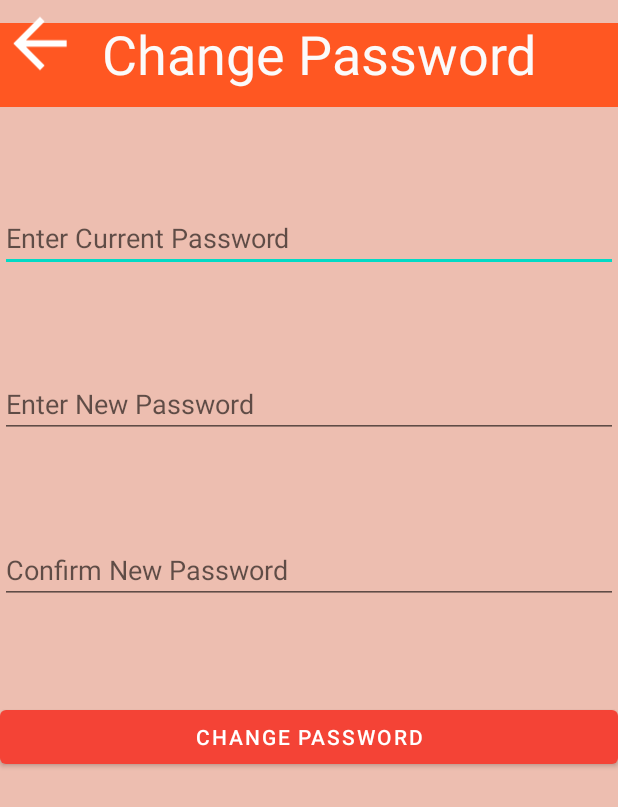
After one commit to devasriwarrier/PHMS, an Android app: the ChangePasswordActivity screen opened directly, with no data from a screen before it, on a phone screen of 412 x 824 dp. The commit adds this screen. Shown: the top 807 px of the screen. Run offline under Robolectric (Android 15) with nearby library versions, the phone set to English and light mode, and no system bars.

Commit message:
Forgot Password

```diff
--- /dev/null
+++ b/app/src/main/java/com/example/loginregistration/ChangePasswordActivity.java
@@ -0,0 +1,39 @@
+package com.example.loginregistration;
+
+import androidx.appcompat.app.ActionBar;
+import androidx.appcompat.app.AppCompatActivity;
+
+import android.content.Intent;
+import android.os.Bundle;
+import android.view.View;
+import android.widget.Button;
+import android.widget.EditText;
+import android.widget.ImageView;
+
+public class ChangePasswordActivity extends AppCompatActivity {
+    private DatabaseHelper db;
+
+    @Override
+    protected void onCreate(Bundle savedInstanceState) {
+        super.onCreate(savedInstanceState);
+        setContentView(R.layout.activity_change_password);
+
+        ActionBar actionBar = getSupportActionBar();
+        actionBar.hide();
+
+        EditText mEditTextCurrentPassword = (EditText) findViewById(R.id.editText_CurrentPassword);
+        EditText mEditTextNewPassword = (EditText) findViewById(R.id.editText_NewPassword);
+        EditText mEditTextConfirmNewPassword = (EditText) findViewById(R.id.editText_NewPasswordConfirm);
+        Button mButtonChangePassword = (Button) findViewById(R.id.button_ChangePassword);
+        ImageView mImageViewBackButtonCP = (ImageView) findViewById(R.id.imageView_backButtonChangePassword);
+
+        mImageViewBackButtonCP.setOnClickListener(v -> {
+            Intent changePasswordToSettings = new Intent(ChangePasswordActivity.this,SettingsActivity.class);
+            startActivity(changePasswordToSettings);
+        });
+
+        mButtonChangePassword.setOnClickListener(v -> {
+
+        });
+    }
+}
--- a/app/src/main/java/com/example/loginregistration/MonitoringSystemActivity.java
+++ b/app/src/main/java/com/example/loginregistration/MonitoringSystemActivity.java
@@ -27,7 +27,7 @@ public class MonitoringSystemActivity extends AppCompatActivity {
         ImageView mImageViewBackMonitoringSystem = (ImageView) findViewById(R.id.mImageViewBackMonitoringSystem);
         mImageViewBackMonitoringSystem.setOnClickListener(view -> {
             Intent MonViewToHome = new Intent( MonitoringSystemActivity.this, HomeActivity.class);
-            //startActivity(MedViewToHome);
+            startActivity(MonViewToHome);
         });
 
 
--- /dev/null
+++ b/app/src/main/res/layout/activity_change_password.xml
@@ -0,0 +1,113 @@
+<?xml version="1.0" encoding="utf-8"?>
+<androidx.constraintlayout.widget.ConstraintLayout xmlns:android="http://schemas.android.com/apk/res/android"
+    xmlns:app="http://schemas.android.com/apk/res-auto"
+    xmlns:tools="http://schemas.android.com/tools"
+    android:layout_width="match_parent"
+    android:layout_height="match_parent"
+    android:background="#EDBEB0"
+    tools:context=".ChangePasswordActivity">
+
+    <androidx.appcompat.widget.Toolbar
+        android:id="@+id/toolbar_ChangePassword"
+        android:layout_width="match_parent"
+        android:layout_height="wrap_content"
+        android:background="#FF5722"
+        android:minHeight="?attr/actionBarSize"
+        android:theme="?attr/actionBarTheme"
+
+        app:layout_constraintBottom_toTopOf="@+id/editText_CurrentPassword"
+        app:layout_constraintEnd_toEndOf="parent"
+        app:layout_constraintStart_toStartOf="parent"
+        app:layout_constraintTop_toTopOf="parent"
+        app:layout_constraintVertical_bias="0.0" />
+
+    <ImageView
+        android:id="@+id/imageView_backButtonChangePassword"
+        android:layout_width="53dp"
+        android:layout_height="58dp"
+        android:contentDescription="@string/backbutton"
+        app:layout_constraintBottom_toTopOf="@+id/editText_CurrentPassword"
+        app:layout_constraintEnd_toEndOf="@+id/toolbar_ChangePassword"
+        app:layout_constraintHorizontal_bias="0.0"
+        app:layout_constraintStart_toStartOf="parent"
+        app:layout_constraintTop_toTopOf="parent"
+        app:layout_constraintVertical_bias="0.0"
+        app:srcCompat="@drawable/abc_vector_test" />
+
+    <EditText
+        android:id="@+id/editText_CurrentPassword"
+        android:layout_width="match_parent"
+        android:layout_height="wrap_content"
+        android:ems="10"
+        android:hint="@string/enter_current_password"
+        android:layout_marginTop="50dp"
+        app:layout_constraintBottom_toTopOf="@+id/editText_NewPassword"
+        app:layout_constraintEnd_toEndOf="parent"
+        app:layout_constraintStart_toStartOf="parent"
+        app:layout_constraintTop_toBottomOf="@+id/toolbar_ChangePassword"
+        android:inputType="textPassword"
+        tools:layout_editor_absoluteX="102dp"
+        tools:layout_editor_absoluteY="102dp"
+        android:autofillHints="" />
+
+    <EditText
+        android:id="@+id/editText_NewPassword"
+        android:layout_width="match_parent"
+        android:layout_height="wrap_content"
+        android:ems="10"
+        android:hint="@string/enter_new_password"
+        android:layout_marginTop="50dp"
+        app:layout_constraintBottom_toTopOf="@+id/editText_NewPasswordConfirm"
+        app:layout_constraintEnd_toEndOf="parent"
+        app:layout_constraintStart_toStartOf="parent"
+        app:layout_constraintTop_toBottomOf="@+id/editText_CurrentPassword"
+        android:inputType="textPassword"
+        tools:layout_editor_absoluteX="97dp"
+        tools:layout_editor_absoluteY="181dp"
+        android:importantForAutofill="no" />
+
+    <EditText
+        android:id="@+id/editText_NewPasswordConfirm"
+        android:layout_width="match_parent"
+        android:layout_height="wrap_content"
+        android:ems="10"
+        android:hint="@string/confirm_new_password"
+        android:layout_marginTop="50dp"
+        app:layout_constraintBottom_toTopOf="@+id/button_ChangePassword"
+        app:layout_constraintEnd_toEndOf="parent"
+        app:layout_constraintStart_toStartOf="parent"
+        app:layout_constraintTop_toBottomOf="@+id/editText_NewPassword"
+        android:inputType="textPassword"
+        tools:layout_editor_absoluteX="99dp"
+        tools:layout_editor_absoluteY="256dp"
+        android:importantForAutofill="no" />
+
+    <TextView
+        android:id="@+id/textView_ChangePassword"
+        android:layout_width="wrap_content"
+        android:layout_height="wrap_content"
+        android:gravity="center_horizontal"
+        android:text="@string/textview_changePassword"
+        android:textColor="#FBFAFA"
+        android:textSize="36sp"
+        app:layout_constraintBottom_toBottomOf="@+id/toolbar_ChangePassword"
+        app:layout_constraintEnd_toEndOf="@+id/toolbar_ChangePassword"
+        app:layout_constraintHorizontal_bias="0.21"
+        app:layout_constraintStart_toEndOf="@+id/imageView_backButtonChangePassword"
+        app:layout_constraintTop_toTopOf="parent" />
+
+    <Button
+        android:id="@+id/button_ChangePassword"
+        android:layout_width="match_parent"
+        android:layout_height="wrap_content"
+        android:layout_marginTop="50dp"
+        android:layout_marginBottom="293dp"
+        android:text="@string/change_password"
+        app:backgroundTint="#F44336"
+        app:layout_constraintBottom_toBottomOf="parent"
+        app:layout_constraintBottom_toOf="parent"
+        app:layout_constraintEnd_toEndOf="parent"
+        app:layout_constraintStart_toStartOf="parent"
+        app:layout_constraintTop_toBottomOf="@+id/editText_NewPasswordConfirm" />
+
+</androidx.constraintlayout.widget.ConstraintLayout>
--- a/app/src/main/res/values/strings.xml
+++ b/app/src/main/res/values/strings.xml
@@ -164,4 +164,22 @@
     <string name="log_out">Log Out</string>
     <string name="logoutbutton">logOutButton</string>
     <string name="button">Button</string>
+    <string name="forgot_password">Forgot Password?</string>
+    <string name="reset_password">Reset Password</string>
+    <string name="enter_new_password">Enter New Password</string>
+    <string name="confirm_new_password">Confirm New Password</string>
+    <string name="enter_usernameFP">Enter Username</string>
+    <string name="enter_emailFP">Enter Email</string>
+    <string name="reset_passwordFP">Reset Password</string>
+    <string name="forgot_passwordFP">Forgot Password</string>
+    <string name="confirm">Confirm</string>
+    <string name="forgot_password1">Forgot Password</string>
+    <string name="enter_email_address1">Enter Email Address</string>
+    <string name="change_password">Change Password</string>
+    <string name="changepasswordbutton">changepasswordbutton</string>
+    <string name="textview_changePassword">Change Password</string>
+    <string name="change_password">Change Password</string>
+    <string name="enter_current_password">Enter Current Password</string>
+    <string name="enter_new_password">Enter New Password</string>
+    <string name="confirm_new_password">Confirm New Password</string>
 </resources>
```
Also changed, not shown: app/src/main/AndroidManifest.xml (+6 -2 lines), app/src/main/java/com/example/loginregistration/DatabaseHelper.java (+30 -0 lines), app/src/main/java/com/example/loginregistration/ForgotPasswordActivity.java (added, +51 -0 lines), app/src/main/java/com/example/loginregistration/LoginActivity.java (+7 -1 lines), app/src/main/java/com/example/loginregistration/ResetPasswordActivity.java (added, +60 -0 lines), app/src/main/java/com/example/loginregistration/SettingsActivity.java (+10 -3 lines), app/src/main/res/layout/activity_forgot_password.xml (added, +92 -0 lines), app/src/main/res/layout/activity_login.xml (+10 -0 lines), app/src/main/res/layout/activity_register.xml (+4 -3 lines), app/src/main/res/layout/activity_reset_password.xml (added, +91 -0 lines), app/src/main/res/layout/activity_settings.xml (+29 -7 lines).
